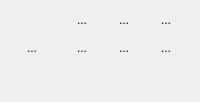
The window that app/ui/displayoption.ui (pencil2d/pencil) describes before a commit, drawn with Qt 5.
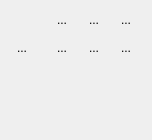
The same window after the commit. Icons and pictures are not drawn.

What changed in the file:
```diff
--- a/app/ui/displayoption.ui
+++ b/app/ui/displayoption.ui
@@ -2,18 +2,18 @@
 <ui version="4.0">
  <class>DisplayOption</class>
  <widget class="QDockWidget" name="DisplayOption">
+  <property name="geometry">
+   <rect>
+    <x>0</x>
+    <y>0</y>
+    <width>152</width>
+    <height>140</height>
+   </rect>
+  </property>
   <property name="windowTitle">
    <string comment="Window title of display options like .">Display</string>
   </property>
   <widget class="QWidget" name="innerWidget">
-   <property name="geometry">
-    <rect>
-     <x>0</x>
-     <y>0</y>
-     <width>156</width>
-     <height>123</height>
-    </rect>
-   </property>
    <layout class="QVBoxLayout" name="verticalLayout">
     <property name="spacing">
      <number>2</number>
```
Left out of the diff: 99 changed lines with no effect on the pictures.
